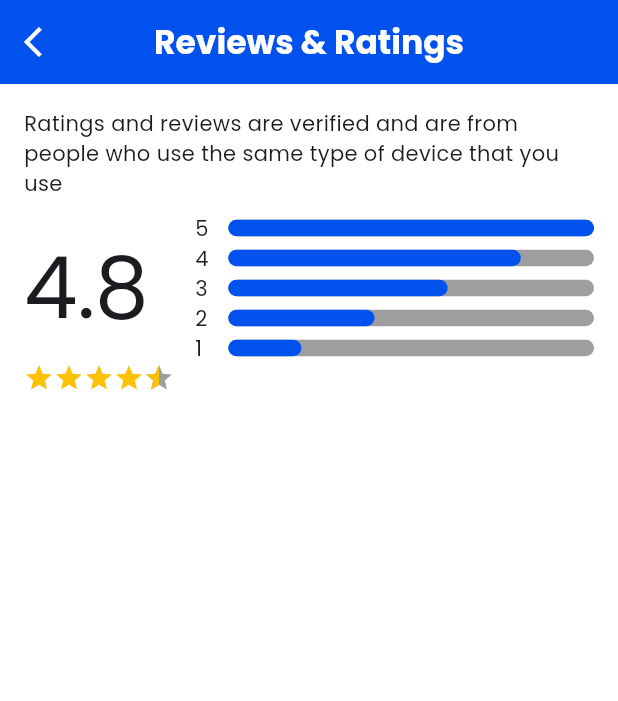
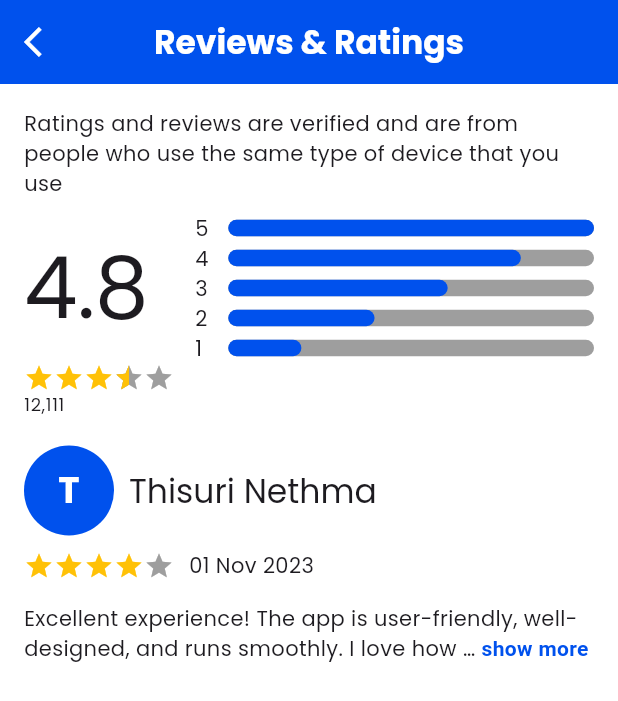
Before and after one commit to wathilaDewnaka/ridelanka-mobile-app-client, a Flutter app: the ReviewsRatings screen opened directly, on a phone screen of 412 x 824 dp. Shown: the top 701 px of the screen. Run offline on Flutter 3.47's test engine with Material 3 defaults, Android fonts, the phone set to English and light mode, and no system bars; drawn by our look-alikes of flutter_rating_bar, readmore; our stand-ins replace firebase_core; accounts and stored records are empty.

Commit message:
Created the user review card for the rating page

```diff
--- a/lib/src/screens/rider/ratings&reviews_tab.dart
+++ b/lib/src/screens/rider/ratings&reviews_tab.dart
@@ -1,5 +1,6 @@
 import 'package:client/src/widgets/overall_progress_indicator.dart';
 import 'package:client/src/widgets/rating_bar_indicator.dart';
+import 'package:client/src/widgets/user_review_card.dart';
 import 'package:flutter/material.dart';
 
 class ReviewsRatings extends StatefulWidget {
@@ -41,7 +42,10 @@ class _ReviewsRatingsState extends State<ReviewsRatings> {
                   'Ratings and reviews are verified and are from people who use the same type of device that you use'),
               SizedBox(height: 10),
               OverallVehicleRating(),
-              VehicleRatingBarIndicator(),
+              VehicleRatingBarIndicator(rating: 3.5),
+              Text('12,111', style: Theme.of(context).textTheme.bodySmall),
+              const SizedBox(height: 19),
+              const UserReviewCard(userName: "Thisuri Nethma"),
             ],
           ),
         ),
--- a/lib/src/widgets/rating_bar_indicator.dart
+++ b/lib/src/widgets/rating_bar_indicator.dart
@@ -4,12 +4,14 @@ import 'package:flutter_rating_bar/flutter_rating_bar.dart';
 class VehicleRatingBarIndicator extends StatelessWidget {
   const VehicleRatingBarIndicator({
     super.key,
+    required this.rating,
   });
+  final double rating;
 
   @override
   Widget build(BuildContext context) {
     return RatingBarIndicator(
-      rating: 4.5,
+      rating: rating,
       itemSize: 20,
       unratedColor: Colors.grey,
       itemBuilder: (_, __) => Icon(Icons.star, color: Colors.amber),
--- /dev/null
+++ b/lib/src/widgets/user_review_card.dart
@@ -0,0 +1,66 @@
+import 'package:client/src/widgets/rating_bar_indicator.dart';
+import 'package:flutter/material.dart';
+import 'package:readmore/readmore.dart';
+
+class UserReviewCard extends StatelessWidget {
+  final String userName;
+
+  const UserReviewCard({super.key, required this.userName});
+
+  @override
+  Widget build(BuildContext context) {
+    String firstLetter = userName.isNotEmpty ? userName[0].toUpperCase() : '?';
+
+    return Column(
+      children: [
+        Row(
+          children: [
+            CircleAvatar(
+              backgroundColor: Color(0xFF0051ED),
+              radius: 30,
+              child: Text(
+                firstLetter,
+                style: TextStyle(
+                  fontSize: 24,
+                  color: Colors.white,
+                  fontWeight: FontWeight.bold,
+                ),
+              ),
+            ),
+            SizedBox(width: 10),
+            Text(
+              userName,
+              style: Theme.of(context).textTheme.titleLarge,
+            ),
+          ],
+        ),
+        const SizedBox(height: 10),
+        Row(
+          children: [
+            VehicleRatingBarIndicator(rating: 4),
+            const SizedBox(width: 10),
+            Text('01 Nov 2023', style: Theme.of(context).textTheme.bodyMedium),
+          ],
+        ),
+        const SizedBox(height: 15),
+        ReadMoreText(
+          "Excellent experience! The app is user-friendly, well-designed, and runs smoothly. I love how intuitive the interface is, making it easy to navigate through different features. Great job!",
+          trimLines: 2,
+          trimMode: TrimMode.Line,
+          trimExpandedText: "...show less",
+          trimCollapsedText: "show more",
+          moreStyle: const TextStyle(
+            fontSize: 14,
+            fontWeight: FontWeight.bold,
+            color: Color(0xFF0051ED),
+          ),
+          lessStyle: const TextStyle(
+            fontSize: 14,
+            fontWeight: FontWeight.bold,
+            color: Color(0xFF0051ED),
+          ),
+        ),
+      ],
+    );
+  }
+}
--- a/pubspec.yaml
+++ b/pubspec.yaml
@@ -39,6 +39,8 @@ dependencies:
   smooth_page_indicator: ^1.2.0+3
   pin_code_fields: ^8.0.1
   flutter_rating_bar: ^4.0.1
+  readmore: ^2.2.0
+
 
 
 dev_dependencies:
```
Also changed, not shown: pubspec.lock.
